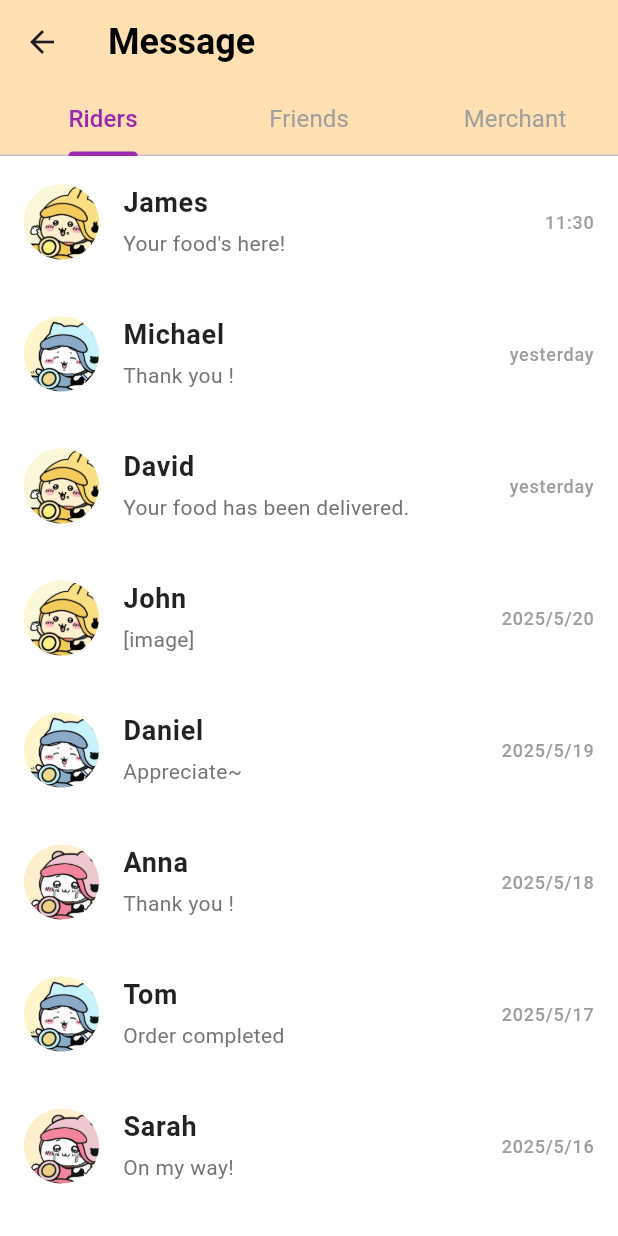
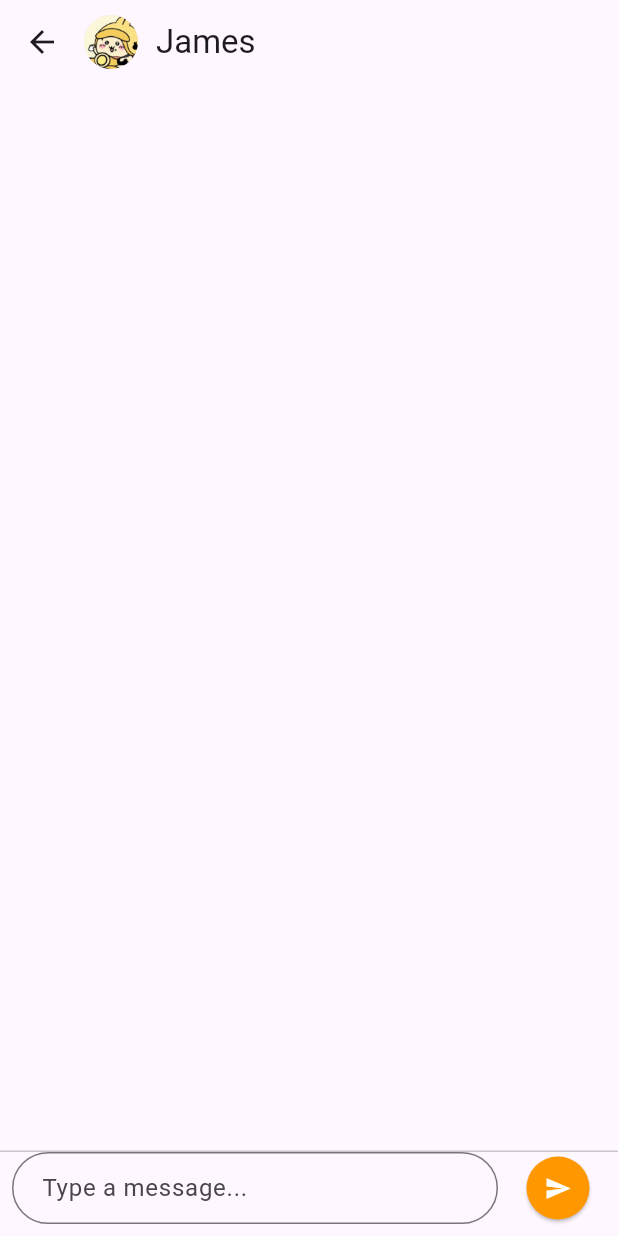
Before and after one commit to GreenwichDDLver/Mobile_Asmt1, a Flutter app: the MessagePage screen opened directly, after a tap on "James", on a phone screen of 412 x 824 dp. Run offline on Flutter 3.47's test engine with Material 3 defaults, Android fonts, the phone set to English and light mode, and no system bars; our stand-ins replace flutter_svg, video_player.

Commit message:
edit some interaction

```diff
--- /dev/null
+++ b/assignment1/lib/pages/contact_page.dart
@@ -0,0 +1,172 @@
+import 'package:flutter/material.dart';
+
+class ContactPage extends StatefulWidget {
+  final String contactName;
+  final String contactAvatar;
+
+  const ContactPage({
+    Key? key,
+    required this.contactName,
+    required this.contactAvatar,
+  }) : super(key: key);
+
+  @override
+  State<ContactPage> createState() => _ContactPageState();
+}
+
+class _ContactPageState extends State<ContactPage> {
+  final TextEditingController _messageController = TextEditingController();
+  final List<Map<String, String>> _messages = [];
+  final ScrollController _scrollController = ScrollController();
+
+  @override
+  void dispose() {
+    _messageController.dispose();
+    _scrollController.dispose();
+    super.dispose();
+  }
+
+  void _sendMessage() {
+    final text = _messageController.text.trim();
+    if (text.isEmpty) return;
+
+    setState(() {
+      _messages.add({'sender': 'me', 'text': text});
+    });
+    _messageController.clear();
+    _scrollToBottom();
+
+    // 模拟对方自动回复
+    Future.delayed(const Duration(milliseconds: 800), () {
+      setState(() {
+        _messages.add({'sender': 'contact', 'text': 'Got your message!'});
+      });
+      _scrollToBottom();
+    });
+  }
+
+  void _scrollToBottom() {
+    WidgetsBinding.instance.addPostFrameCallback((_) {
+      if (_scrollController.hasClients) {
+        _scrollController.animateTo(
+          _scrollController.position.maxScrollExtent + 60,
+          duration: const Duration(milliseconds: 300),
+          curve: Curves.easeOut,
+        );
+      }
+    });
+  }
+
+  @override
+  Widget build(BuildContext context) {
+    return Scaffold(
+      appBar: AppBar(
+        titleSpacing: 0,
+        title: Row(
+          children: [
+            CircleAvatar(
+              radius: 18,
+              backgroundImage: AssetImage(widget.contactAvatar),
+              onBackgroundImageError: (_, __) {},
+              child:
+                  widget.contactAvatar.isEmpty
+                      ? const Icon(Icons.person)
+                      : null,
+            ),
+            const SizedBox(width: 12),
+            Text(widget.contactName),
+          ],
+        ),
+        leading: IconButton(
+          icon: const Icon(Icons.arrow_back),
+          onPressed: () => Navigator.pop(context),
+        ),
+      ),
+      body: Column(
+        children: [
+          Expanded(
+            child: ListView.builder(
+              controller: _scrollController,
+              padding: const EdgeInsets.all(12),
+              itemCount: _messages.length,
+              itemBuilder: (context, index) {
+                final message = _messages[index];
+                final isMe = message['sender'] == 'me';
+                return Align(
+                  alignment:
+                      isMe ? Alignment.centerRight : Alignment.centerLeft,
+                  child: Container(
+                    constraints: BoxConstraints(
+                      maxWidth: MediaQuery.of(context).size.width * 0.7,
+                    ),
+                    margin: const EdgeInsets.symmetric(vertical: 4),
+                    padding: const EdgeInsets.symmetric(
+                      horizontal: 14,
+                      vertical: 10,
+                    ),
+                    decoration: BoxDecoration(
+                      color: isMe ? Colors.orange[200] : Colors.grey[300],
+                      borderRadius: BorderRadius.only(
+                        topLeft: const Radius.circular(12),
+                        topRight: const Radius.circular(12),
+                        bottomLeft: Radius.circular(isMe ? 12 : 0),
+                        bottomRight: Radius.circular(isMe ? 0 : 12),
+                      ),
+                    ),
+                    child: Text(
+                      message['text'] ?? '',
+                      style: const TextStyle(fontSize: 16),
+                    ),
+                  ),
+                );
+              },
+            ),
+          ),
+          const Divider(height: 1),
+          _buildMessageInput(),
+        ],
+      ),
+    );
+  }
+
+  Widget _buildMessageInput() {
+    return SafeArea(
+      child: Padding(
+        padding: const EdgeInsets.symmetric(
+          horizontal: 8.0,
+        ).copyWith(bottom: 8),
+        child: Row(
+          children: [
+            Expanded(
+              child: TextField(
+                controller: _messageController,
+                textCapitalization: TextCapitalization.sentences,
+                decoration: InputDecoration(
+                  hintText: 'Type a message...',
+                  border: OutlineInputBorder(
+                    borderRadius: BorderRadius.circular(24),
+                  ),
+                  contentPadding: const EdgeInsets.symmetric(
+                    horizontal: 16,
+                    vertical: 10,
+                  ),
+                ),
+                onSubmitted: (_) => _sendMessage(),
+              ),
+            ),
+            const SizedBox(width: 8),
+            ElevatedButton(
+              style: ElevatedButton.styleFrom(
+                shape: const CircleBorder(),
+                padding: const EdgeInsets.all(12),
+                backgroundColor: Colors.orange,
+              ),
+              onPressed: _sendMessage,
+              child: const Icon(Icons.send, color: Colors.white),
+            ),
+          ],
+        ),
+      ),
+    );
+  }
+}
--- a/assignment1/lib/pages/message_page.dart
+++ b/assignment1/lib/pages/message_page.dart
@@ -1,4 +1,5 @@
 import 'package:flutter/material.dart';
+import 'package:assignment1/pages/contact_page.dart';
 
 class MessagePage extends StatefulWidget {
   const MessagePage({Key? key}) : super(key: key);
@@ -26,9 +27,9 @@ class _MessagePageState extends State<MessagePage>
   @override
   Widget build(BuildContext context) {
     return Scaffold(
-      backgroundColor: Colors.white, // Added missing comma
+      backgroundColor: Colors.white,
       appBar: AppBar(
-        backgroundColor: Colors.orange[100], // Added missing comma
+        backgroundColor: Colors.orange[100],
         elevation: 0,
         title: const Text(
           'Message',
@@ -88,11 +89,11 @@ class _MessagePageState extends State<MessagePage>
               radius: 25,
               backgroundColor: Colors.yellow[200],
               backgroundImage:
-                  message.avatarPath != null
+                  message.avatarPath != null && message.avatarPath!.isNotEmpty
                       ? AssetImage(message.avatarPath!)
                       : null,
               child:
-                  message.avatarPath == null
+                  message.avatarPath == null || message.avatarPath!.isEmpty
                       ? Icon(Icons.person, color: Colors.brown[600], size: 30)
                       : null,
             ),
@@ -118,8 +119,17 @@ class _MessagePageState extends State<MessagePage>
               style: TextStyle(fontSize: 12, color: Colors.grey[500]),
             ),
             onTap: () {
-              // Handle message tap
-              print('Tapped on ${message.name}');
+              // 点击跳转到 ContactPage，传递名字和头像路径
+              Navigator.push(
+                context,
+                MaterialPageRoute(
+                  builder:
+                      (context) => ContactPage(
+                        contactName: message.name,
+                        contactAvatar: message.avatarPath ?? '',
+                      ),
+                ),
+              );
             },
           ),
         );
```
Also changed, not shown: assignment1/lib/pages/homepage.dart (+102 -78 lines), assignment1/lib/pages/order_page.dart (+106 -39 lines).
